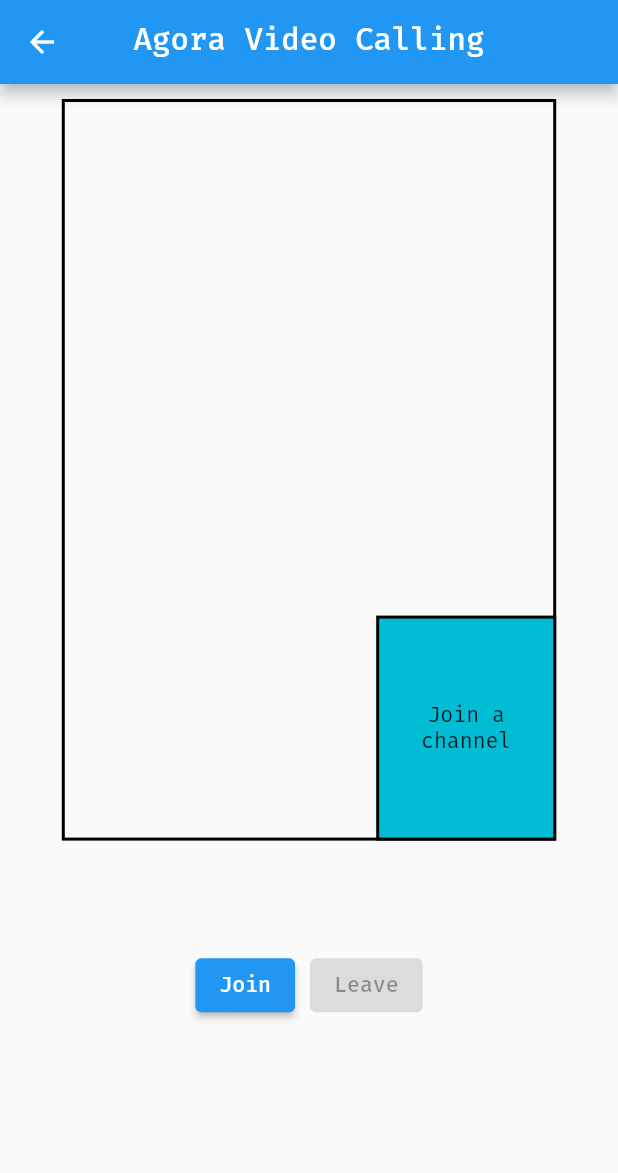
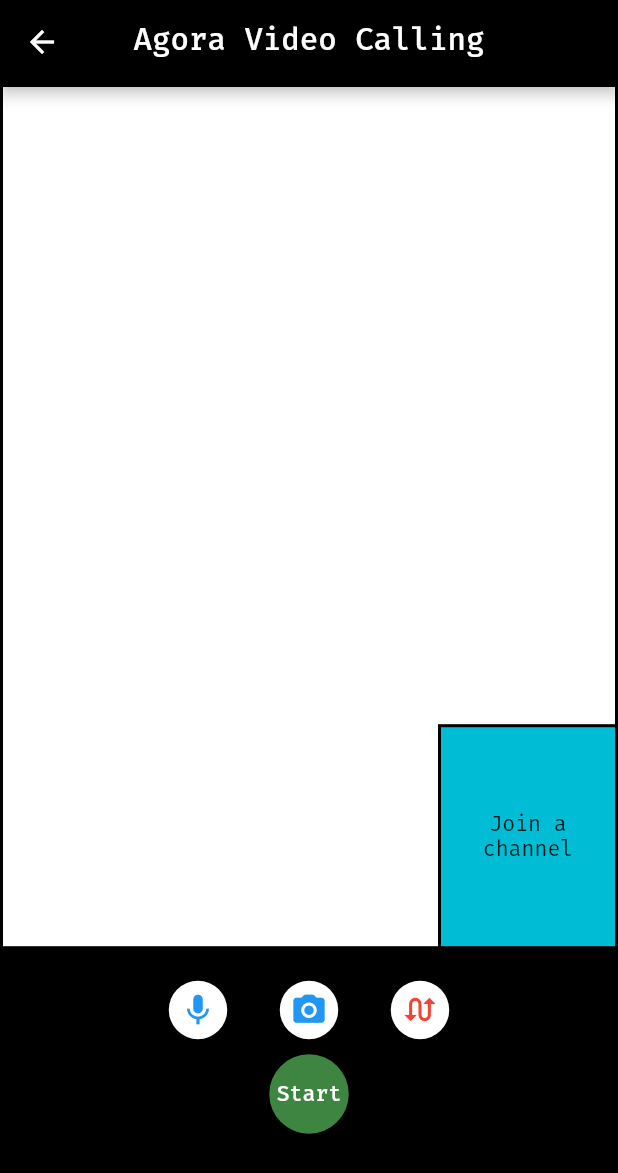
Before and after one commit to ThanhTrung2001/Chew_Firebase, a Flutter app: the VideoCallMainScreen screen opened by its route, on a phone screen of 412 x 824 dp. Shown: the top 1173 px of the screen. Run offline on Flutter 3.47's test engine with Material 2 defaults, Android fonts, the phone set to English and light mode, and no system bars; our stand-ins replace cloud_firestore, custom_navigation_bar, file_picker, firebase_auth, firebase_core, firebase_storage and 6 more; missing offline and left inert: agora_rtc_engine; accounts and stored records are empty.

Commit message:
Update UI & Function for Video & VoiceCall, Bonus server in Railway

```diff
--- a/firebase_tutorial/lib/main.dart
+++ b/firebase_tutorial/lib/main.dart
@@ -2,6 +2,7 @@
 import 'package:firebase_tutorial/views/screens/chat/video_call.dart';
 import 'package:firebase_tutorial/views/screens/chat/video_call_main.dart';
 import 'package:firebase_tutorial/views/screens/chat/voice_call.dart';
+import 'package:firebase_tutorial/views/screens/chat/voice_call_main.dart';
 import 'package:firebase_tutorial/views/screens/home/home.dart';
 import 'package:firebase_tutorial/views/screens/home/mainscreen.dart';
 import 'package:firebase_tutorial/views/screens/login/change_pass.dart';
@@ -60,7 +61,8 @@
                 '/': (context) => const MainScreen(),
                 '/home': (context) => const HomeScreen(),
                 '/profile': (context) => const ProfileScreen(),
-                '/voice': (context) => const VoiceCallingScreen(),
+                '/voice_test': (context) => const VoiceCallingScreen(),
+                '/voice': (context) => const VoiceCallMainScreen(),
                 '/video_test': (context) => const VideoCallingScreen(),
                 '/video': (context) => const VideoCallMainScreen(),
               });
--- a/firebase_tutorial/lib/services/token/get_token.dart
+++ b/firebase_tutorial/lib/services/token/get_token.dart
@@ -2,10 +2,11 @@
 import 'package:http/http.dart' as http;
 import 'dart:convert';
 
-class TokenGenerator{
+class TokenGenerator {
   Future<String> fetchToken(int uid, String channelName, int tokenRole) async {
     // Prepare the Url
-    String url = '$serverUrl/rtc/$channelName/${tokenRole.toString()}/uid/${uid.toString()}?expiry=${tokenExpireTime.toString()}';
+    String url =
+        'http://$serverUrl/rtc/$channelName/${tokenRole.toString()}/uid/${uid.toString()}?expiry=${tokenExpireTime.toString()}';
 
     // Send the request
     final response = await http.get(Uri.parse(url));
@@ -25,5 +26,4 @@
           'Failed to fetch a token. Make sure that your server URL is valid');
     }
   }
-
 }
--- a/firebase_tutorial/lib/views/screens/chat/video_call_main.dart
+++ b/firebase_tutorial/lib/views/screens/chat/video_call_main.dart
@@ -18,9 +18,12 @@
   late RtcEngine agoraEngine;
   int? _remoteUid; // uid of the remote user
   bool _isJoined = false; // Indicates if the local user has joined the channel
+  bool _isMuted = false;
+  bool _isAvoidCam = false;
+  bool _isFrontCam = true;
   @override
   void initState() {
-    //  setupVideoSDKEngine();
+    setupVideoSDKEngine();
     setState(() {
       _isJoined == true;
     });
@@ -91,15 +94,34 @@
     agoraEngine.leaveChannel();
   }
 
+  void pressMute() {
+    setState(() {
+      _isMuted = !_isMuted;
+    });
+    agoraEngine.muteLocalAudioStream(_isMuted);
+  }
+
+  void pressCamera() {
+    setState(() {
+      _isAvoidCam = !_isAvoidCam;
+    });
+    agoraEngine.muteLocalVideoStream(_isAvoidCam);
+  }
+
+  void toggleCamera() {
+    setState(() {
+      _isFrontCam = !_isFrontCam;
+    });
+    agoraEngine.switchCamera();
+  }
+
   @override
   void dispose() async {
-    if (_isJoined == false) {
-      // await agoraEngine.leaveChannel();
+    await agoraEngine.leaveChannel();
     setState(() {
       _isJoined = false;
       _remoteUid = null;
     });
-    }
     super.dispose();
   }
 
@@ -110,25 +132,30 @@
       appBar: AppBar(
         title: const Text('Agora Video Calling'),
         centerTitle: true,
+        backgroundColor: Colors.black,
       ),
-      body: Stack(
+      body: Container(
+        color: Colors.black,
+        child: Stack(
           alignment: Alignment.topCenter,
           children: [
+            //Remote View
             Positioned(
-              top: 10,
+                top: 0,
                 child: Container(
-                width: size.width * 0.8,
-                height: size.height * 0.6,
+                  width: size.width,
+                  height: size.height * 0.7,
                   alignment: Alignment.center,
                   decoration: BoxDecoration(
-                  color: Colors.transparent,
+                    color: Colors.white,
                     border: Border.all(color: Colors.black, width: 2),
                   ),
                   child: _remoteVideo(),
                 )),
+            //UserView
             Positioned(
-              top: size.height * 0.6 - 140,
-              right: size.width * 0.1,
+                top: size.height * 0.7 - 150,
+                right: 0,
                 child: Container(
                   width: 120,
                   height: 150,
@@ -139,23 +166,106 @@
                   ),
                   child: _localPreview(),
                 )),
+            //Button Mic
             Positioned(
-              top: size.height * 0.7,
+                top: size.height * 0.72,
                 child: Row(
                   mainAxisAlignment: MainAxisAlignment.center,
                   children: [
+                    //Button Mic
                     ElevatedButton(
-                    onPressed: _isJoined == true ? null : () => {join()},
-                    child: const Text("Join"),
+                      onPressed: () {
+                        pressMute();
+                      },
+                      style: ElevatedButton.styleFrom(
+                        primary: Colors.white,
+                        shape: CircleBorder(),
+                        padding: EdgeInsets.all(7.0),
                       ),
-                  const SizedBox(width: 10),
+                      child: Icon(
+                        Icons.mic,
+                        color: (_isMuted == false) ? Colors.blue : Colors.grey,
+                        size: 25.0,
+                      ),
+                    ),
+                    SizedBox(
+                      width: 10,
+                    ),
+                    //Button Camera
                     ElevatedButton(
-                    onPressed: _isJoined == true ? () => {leave()} : null,
-                    child: const Text("Leave"),
+                      onPressed: () {
+                        pressCamera();
+                      },
+                      style: ElevatedButton.styleFrom(
+                        primary: Colors.white,
+                        shape: CircleBorder(),
+                        padding: EdgeInsets.all(7.0),
+                      ),
+                      child: Icon(
+                        Icons.camera_alt_rounded,
+                        color:
+                            (_isAvoidCam == false) ? Colors.blue : Colors.grey,
+                        size: 25.0,
+                      ),
+                    ),
+                    SizedBox(
+                      width: 10,
+                    ),
+                    //Button Switch Camera
+                    ElevatedButton(
+                      onPressed: () {
+                        toggleCamera();
+                      },
+                      style: ElevatedButton.styleFrom(
+                        primary: Colors.white,
+                        shape: CircleBorder(),
+                        padding: EdgeInsets.all(7.0),
+                      ),
+                      child: Icon(
+                        Icons.swap_calls,
+                        color:
+                            (_isFrontCam == false) ? Colors.blue : Colors.red,
+                        size: 25.0,
+                      ),
                     ),
                   ],
-              ))
+                )),
+            //Join & Leave Channel button
+            Positioned(
+              top: size.height * 0.785,
+              child: (_isJoined == false)
+                  ? ElevatedButton(
+                      onPressed: () {
+                        join();
+                      },
+                      style: ElevatedButton.styleFrom(
+                        primary: Color.fromARGB(255, 63, 133, 66),
+                        shape: CircleBorder(),
+                        padding: EdgeInsets.all(10.0),
+                      ),
+                      child: Padding(
+                        padding: const EdgeInsets.all(8.0),
+                        child: const Text("Start"),
+                      ),
+                    )
+                  : ElevatedButton(
+                      onPressed: () {
+                        leave();
+                      },
+                      style: ElevatedButton.styleFrom(
+                        primary: Colors.red,
+                        shape: CircleBorder(),
+                        padding: EdgeInsets.all(10.0),
+                      ),
+                      child: const Icon(
+                        Icons.call_end,
+                        color: Colors.white,
+                        size: 35.0,
+                      ),
+                    ),
+            )
           ],
+        ),
       ),
     );
   }
```
Also changed, not shown: firebase_tutorial/lib/config/app_call.dart (+6 -3 lines), firebase_tutorial/lib/services/call/calling_service.dart (+15 -8 lines), firebase_tutorial/lib/views/screens/chat/voice_call.dart (+34 -14 lines), firebase_tutorial/lib/views/screens/chat/voice_call_main.dart (added, +174 -0 lines), firebase_tutorial/lib/views/screens/home/home.dart (+40 -12 lines). Lines whose indentation alone changed are shown as unchanged.
